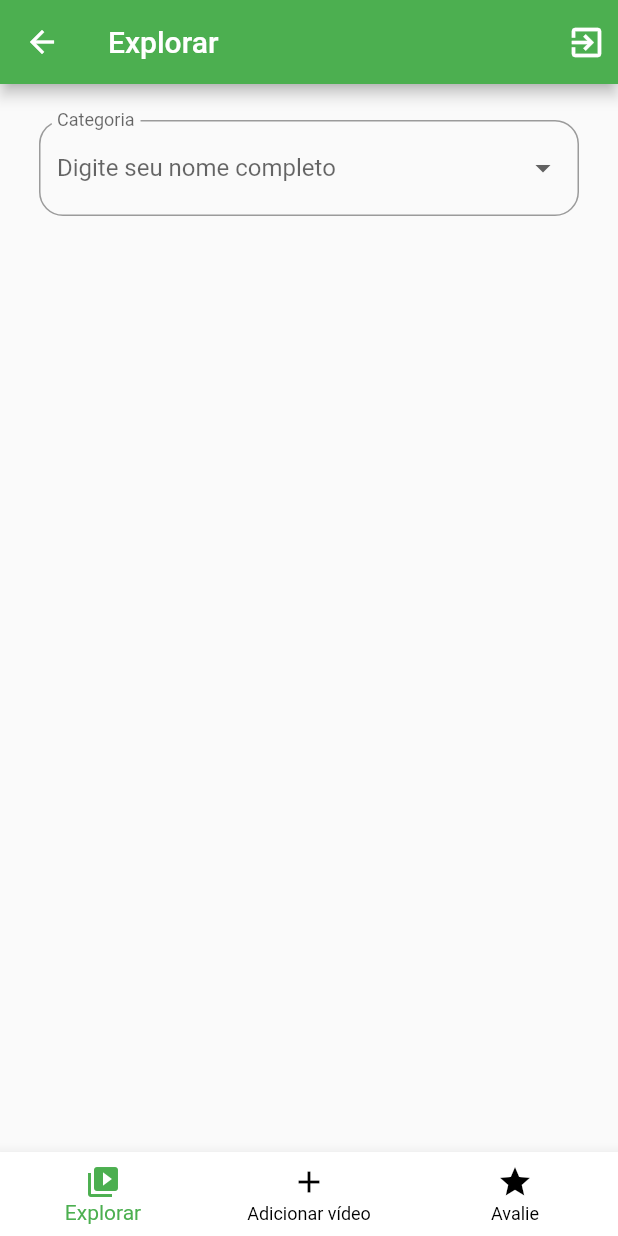
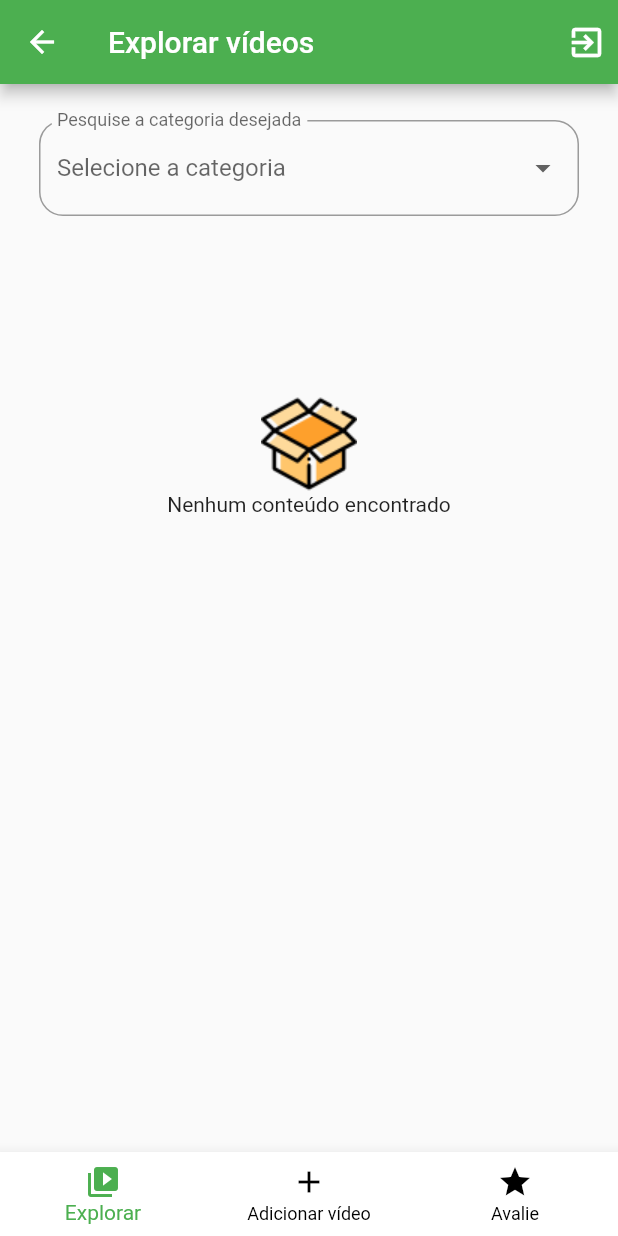
Before and after one commit to RaphaelOliveiraMoura/consultant_app, a Flutter app: the ConsultantPage screen opened directly, after a tap on the "exit to app" icon, on a phone screen of 412 x 824 dp. Run offline on Flutter 3.47's test engine with Material 2 defaults, Android fonts, the phone set to English and light mode, and no system bars; our stand-ins replace flutter_rating_bar, shared_preferences, youtube_player_flutter; accounts and stored records are empty; network calls fail.

Commit message:
feat: add validations and images

```diff
--- a/frontend/lib/app/components/category_select/category_select_widget.dart
+++ b/frontend/lib/app/components/category_select/category_select_widget.dart
@@ -4,10 +4,15 @@ class CategorySelectWidget extends StatelessWidget {
   final value;
   final onChanged;
   final validator;
+  final label;
   final bool allOptions;
 
   CategorySelectWidget(
-      {this.value, this.onChanged, this.validator, this.allOptions = false});
+      {this.value,
+      this.onChanged,
+      this.validator,
+      this.allOptions = false,
+      this.label});
 
   final List<String> categoryOptions = [
     'Tecnologia',
@@ -31,8 +36,8 @@ class CategorySelectWidget extends StatelessWidget {
         value: value,
         decoration: InputDecoration(
             border: OutlineInputBorder(borderRadius: BorderRadius.circular(16)),
-            labelText: "Categoria",
-            hintText: "Digite seu nome completo"),
+            labelText: label ?? "Categoria",
+            hintText: "Selecione a categoria"),
         items: categoryOptions.map<DropdownMenuItem<String>>((String value) {
           return DropdownMenuItem<String>(
             value: value,
--- a/frontend/lib/app/components/consultant_card/consultant_card_widget.dart
+++ b/frontend/lib/app/components/consultant_card/consultant_card_widget.dart
@@ -9,6 +9,7 @@ class ConsultantCardWidget extends StatelessWidget {
   Widget build(BuildContext context) {
     return Card(
         margin: EdgeInsets.symmetric(vertical: 8),
+        color: Colors.grey[300],
         child: Padding(
           padding: const EdgeInsets.all(8.0),
           child: Row(
@@ -35,8 +36,6 @@ class ConsultantCardWidget extends StatelessWidget {
                 Text(data['email']),
                 Text(data['specialization'],
                     style: TextStyle(color: Colors.grey)),
-                SizedBox(height: 8),
-                Icon(Icons.video_library)
               ])
             ],
           ),
--- a/frontend/lib/app/components/content_card/content_card_widget.dart
+++ b/frontend/lib/app/components/content_card/content_card_widget.dart
@@ -7,7 +7,7 @@ class ContentCardWidget extends StatelessWidget {
 
   ContentCardWidget(this.data)
       : _youtubeVideoController = YoutubePlayerController(
-          initialVideoId: data['youtubeCode'],
+          initialVideoId: YoutubePlayer.convertUrlToId(data['youtubeUrl']),
           flags: YoutubePlayerFlags(
             autoPlay: false,
           ),
--- a/frontend/lib/app/pages/home/consultant_page.dart
+++ b/frontend/lib/app/pages/home/consultant_page.dart
@@ -25,7 +25,7 @@ class _ConsultantPageState extends State<ConsultantPage> {
   @override
   Widget build(BuildContext context) {
     return Scaffold(
-      appBar: AppBar(title: Text('Consultores'), actions: [
+      appBar: AppBar(title: Text('Consultores cadastrados'), actions: [
         GestureDetector(
           onTap: () {
             LoginService.logout().then((result) {
--- a/frontend/lib/app/pages/home/explorer_page.dart
+++ b/frontend/lib/app/pages/home/explorer_page.dart
@@ -28,7 +28,7 @@ class _ExplorerPageState extends State<ExplorerPage> {
   @override
   Widget build(BuildContext context) {
     return Scaffold(
-      appBar: AppBar(title: Text('Explorar'), actions: [
+      appBar: AppBar(title: Text('Explorar vídeos'), actions: [
         GestureDetector(
           onTap: () {
             LoginService.logout().then((result) {
@@ -49,6 +49,7 @@ class _ExplorerPageState extends State<ExplorerPage> {
             child: Column(
               children: [
                 CategorySelectWidget(
+                    label: 'Pesquise a categoria desejada',
                     allOptions: true,
                     onChanged: (category) {
                       setState(() {
@@ -62,6 +63,17 @@ class _ExplorerPageState extends State<ExplorerPage> {
                             .toList();
                       });
                     }),
+                filteredList.length == 0
+                    ? Container(
+                        child: Column(
+                          children: [
+                            SizedBox(height: 120),
+                            Image.asset('assets/caixa_vazia.png'),
+                            Text('Nenhum conteúdo encontrado')
+                          ],
+                        ),
+                      )
+                    : Container(),
                 Expanded(
                   child: ListView.builder(
                     shrinkWrap: true,
--- a/frontend/lib/app/pages/login/login_page.dart
+++ b/frontend/lib/app/pages/login/login_page.dart
@@ -85,7 +85,7 @@ class _LoginPageState extends State<LoginPage> {
                   ),
                   TextFormField(
                     onSaved: (value) => formData['email'] = value,
-                    validator: isRequired('Digite seu email corretamente'),
+                    validator: (value) => validateEmail(value),
                     textInputAction: TextInputAction.next,
                     onFieldSubmitted: (_) {
                       FocusScope.of(context).requestFocus(focus);
--- a/frontend/lib/app/pages/register/register_page.dart
+++ b/frontend/lib/app/pages/register/register_page.dart
@@ -12,6 +12,8 @@ class RegisterPage extends StatefulWidget {
 class _RegisterPageState extends State<RegisterPage> {
   RegisterFormTypes currentFormActive = RegisterFormTypes.Entrepreneur;
 
+  String imageUrl = 'assets/empreendedor.png';
+
   @override
   Widget build(BuildContext context) {
     return Scaffold(
@@ -23,7 +25,7 @@ class _RegisterPageState extends State<RegisterPage> {
                   top: 10, left: 26, right: 26, bottom: 12),
               child: Column(
                 children: [
-                  Image.asset('assets/empreendedor.png', width: 180),
+                  Image.asset(imageUrl, width: 180),
                   SizedBox(height: 4),
                   Text(
                     'Tipo',
@@ -39,6 +41,7 @@ class _RegisterPageState extends State<RegisterPage> {
                         onChanged: (RegisterFormTypes value) {
                           setState(() {
                             currentFormActive = value;
+                            imageUrl = 'assets/empreendedor.png';
                           });
                         },
                         materialTapTargetSize: MaterialTapTargetSize.shrinkWrap,
@@ -51,6 +54,7 @@ class _RegisterPageState extends State<RegisterPage> {
                         onChanged: (RegisterFormTypes value) {
                           setState(() {
                             currentFormActive = value;
+                            imageUrl = 'assets/consultor.png';
                           });
                         },
                         materialTapTargetSize: MaterialTapTargetSize.shrinkWrap,
--- a/frontend/lib/app/services/consultant_service.dart
+++ b/frontend/lib/app/services/consultant_service.dart
@@ -23,6 +23,10 @@ class ConsultantService {
 
       if (error == 'email_already_exists') {
         throw HttpError(type: 'email_already_exists');
+      }
+
+      if (error == 'password_mismatch') {
+        throw HttpError(type: 'password_mismatch');
       }
     }
 
--- a/frontend/lib/app/services/entrepreneurs_service.dart
+++ b/frontend/lib/app/services/entrepreneurs_service.dart
@@ -22,6 +22,10 @@ class EntrepreneursService {
       if (error == 'email_already_exists') {
         throw HttpError(type: 'email_already_exists');
       }
+
+      if (error == 'password_mismatch') {
+        throw HttpError(type: 'password_mismatch');
+      }
     }
 
     catchError(response.statusCode);
--- a/frontend/lib/app/services/explorer_service.dart
+++ b/frontend/lib/app/services/explorer_service.dart
@@ -12,12 +12,9 @@ class ExplorerService {
 
     if (response.statusCode == 200) {
       return jsonDecode(response.body).map((videoContent) {
-        String youtubeCode =
-            Uri.dataFromString(videoContent['youtubeUrl']).queryParameters['v'];
-
         return {
           'category': videoContent['consultant']['specialization'],
-          'youtubeCode': youtubeCode,
+          'youtubeUrl': videoContent['youtubeUrl'],
           'title': videoContent['title'],
           'description': videoContent['description']
         };
--- a/frontend/lib/app/utils/service_utils.dart
+++ b/frontend/lib/app/utils/service_utils.dart
@@ -1,3 +1,3 @@
 class ServiceUtils {
-  static String apiUrl = 'http://f191123467b0.ngrok.io';
+  static String apiUrl = 'https://23c93203decc.ngrok.io';
 }
```
Also changed, not shown: frontend/lib/app/components/register_form/register_consultant_form_widget.dart (+5 -3 lines), frontend/lib/app/components/register_form/register_entrepreneur_form_widget.dart (+5 -3 lines), frontend/lib/app/utils/validator_utils.dart (+13 -0 lines), frontend/assets/caixa_vazia.png (added), frontend/assets/consultor.png (added).
